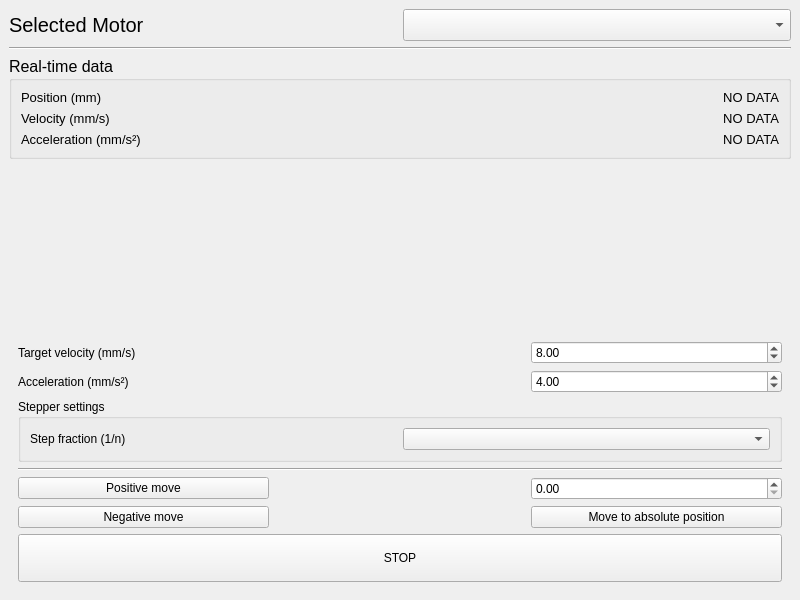
Above: tools/motor_tester/gui/MotorTestWindow.ui from lainez12/KS3 before the change. Below: the same form after it.
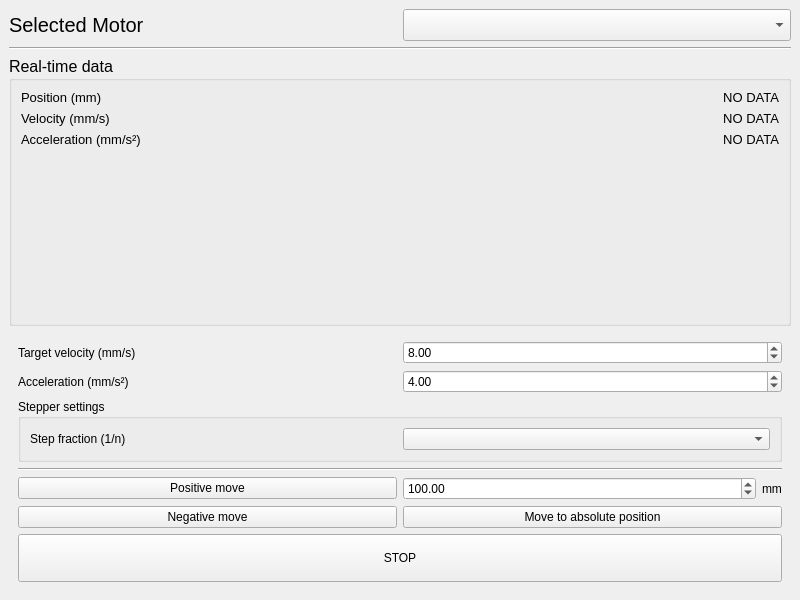
That is the form after the change. Custom widgets are drawn as their Qt base class.

Commit message: feat(tools/motor_tester): switch to event-driven telemetry and add real-time plots

Patch:
```diff
--- a/tools/motor_tester/gui/MotorTestWindow.ui
+++ b/tools/motor_tester/gui/MotorTestWindow.ui
@@ -15,34 +15,170 @@
   </property>
   <widget class="QWidget" name="centralwidget">
    <layout class="QGridLayout" name="gridLayout_2">
-    <item row="8" column="0" colspan="2">
+    <item row="3" column="0" colspan="2">
+     <widget class="QGroupBox" name="grpKinematics">
+      <property name="font">
+       <font>
+        <pointsize>12</pointsize>
+       </font>
+      </property>
+      <property name="title">
+       <string>Real-time data</string>
+      </property>
+      <layout class="QGridLayout" name="gridLayout_4" rowstretch="0,0,0,1">
+       <item row="2" column="0">
+        <widget class="QLabel" name="label_7">
+         <property name="font">
+          <font>
+           <pointsize>10</pointsize>
+          </font>
+         </property>
+         <property name="text">
+          <string>Acceleration (mm/s²)</string>
+         </property>
+        </widget>
+       </item>
+       <item row="1" column="0">
+        <widget class="QLabel" name="label_6">
+         <property name="font">
+          <font>
+           <pointsize>10</pointsize>
+          </font>
+         </property>
+         <property name="text">
+          <string>Velocity (mm/s)</string>
+         </property>
+        </widget>
+       </item>
+       <item row="3" column="1">
+        <widget class="Kub3::Tools::MotorTester::RealTimeCurveWidget" name="plotSpeed" native="true"/>
+       </item>
+       <item row="1" column="2">
+        <widget class="QLabel" name="lblSpd">
+         <property name="font">
+          <font>
+           <pointsize>10</pointsize>
+          </font>
+         </property>
+         <property name="layoutDirection">
+          <enum>Qt::LayoutDirection::LeftToRight</enum>
+         </property>
+         <property name="text">
+          <string>NO DATA</string>
+         </property>
+         <property name="alignment">
+          <set>Qt::AlignmentFlag::AlignRight|Qt::AlignmentFlag::AlignTrailing|Qt::AlignmentFlag::AlignVCenter</set>
+         </property>
+        </widget>
+       </item>
+       <item row="3" column="0">
+        <widget class="Kub3::Tools::MotorTester::RealTimeCurveWidget" name="plotPosition" native="true"/>
+       </item>
+       <item row="0" column="2">
+        <widget class="QLabel" name="lblPos">
+         <property name="font">
+          <font>
+           <pointsize>10</pointsize>
+          </font>
+         </property>
+         <property name="layoutDirection">
+          <enum>Qt::LayoutDirection::LeftToRight</enum>
+         </property>
+         <property name="text">
+          <string>NO DATA</string>
+         </property>
+         <property name="alignment">
+          <set>Qt::AlignmentFlag::AlignRight|Qt::AlignmentFlag::AlignTrailing|Qt::AlignmentFlag::AlignVCenter</set>
+         </property>
+        </widget>
+       </item>
+       <item row="3" column="2">
+        <widget class="Kub3::Tools::MotorTester::RealTimeCurveWidget" name="plotAcceleration" native="true"/>
+       </item>
+       <item row="0" column="0">
+        <widget class="QLabel" name="label_5">
+         <property name="font">
+          <font>
+           <pointsize>10</pointsize>
+          </font>
+         </property>
+         <property name="text">
+          <string>Position (mm)</string>
+         </property>
+        </widget>
+       </item>
+       <item row="2" column="2">
+        <widget class="QLabel" name="lblAcc">
+         <property name="font">
+          <font>
+           <pointsize>10</pointsize>
+          </font>
+         </property>
+         <property name="layoutDirection">
+          <enum>Qt::LayoutDirection::LeftToRight</enum>
+         </property>
+         <property name="text">
+          <string>NO DATA</string>
+         </property>
+         <property name="alignment">
+          <set>Qt::AlignmentFlag::AlignRight|Qt::AlignmentFlag::AlignTrailing|Qt::AlignmentFlag::AlignVCenter</set>
+         </property>
+        </widget>
+       </item>
+      </layout>
+     </widget>
+    </item>
+    <item row="1" column="0">
+     <widget class="QLabel" name="label_4">
+      <property name="font">
+       <font>
+        <pointsize>15</pointsize>
+       </font>
+      </property>
+      <property name="text">
+       <string>Selected Motor</string>
+      </property>
+     </widget>
+    </item>
+    <item row="2" column="0" colspan="2">
+     <widget class="Line" name="line_2">
+      <property name="orientation">
+       <enum>Qt::Orientation::Horizontal</enum>
+      </property>
+     </widget>
+    </item>
+    <item row="7" column="0" colspan="2">
      <widget class="QWidget" name="widget" native="true">
-      <layout class="QGridLayout" name="gridLayout">
-       <item row="4" column="1" colspan="2">
+      <layout class="QGridLayout" name="gridLayout" columnstretch="0,0,0,0">
+       <item row="8" column="0" colspan="2">
+        <widget class="QPushButton" name="btnJogNeg">
+         <property name="text">
+          <string>Negative move</string>
+         </property>
+        </widget>
+       </item>
+       <item row="3" column="0" colspan="2">
         <widget class="QLabel" name="label">
          <property name="text">
           <string>Target velocity (mm/s)</string>
          </property>
         </widget>
        </item>
-       <item row="8" column="3">
-        <widget class="QDoubleSpinBox" name="spinTargetPos"/>
-       </item>
-       <item row="9" column="3">
-        <widget class="QPushButton" name="btnGoAbs">
+       <item row="7" column="0" colspan="2">
+        <widget class="QPushButton" name="btnJogPos">
          <property name="text">
-          <string>Move to absolute position</string>
+          <string>Positive move</string>
          </property>
         </widget>
        </item>
-       <item row="5" column="1" colspan="2">
+       <item row="4" column="0" colspan="2">
         <widget class="QLabel" name="label_2">
          <property name="text">
           <string>Acceleration (mm/s²)</string>
          </property>
         </widget>
        </item>
-       <item row="10" column="1" colspan="3">
+       <item row="9" column="0" colspan="4">
         <widget class="QPushButton" name="btnEmergencyStop">
          <property name="minimumSize">
           <size>
@@ -55,41 +191,63 @@
          </property>
         </widget>
        </item>
-       <item row="3" column="1" colspan="3">
-        <spacer name="verticalSpacer">
-         <property name="orientation">
-          <enum>Qt::Orientation::Vertical</enum>
-         </property>
-         <property name="sizeHint" stdset="0">
-          <size>
-           <width>20</width>
-           <height>40</height>
-          </size>
-         </property>
-        </spacer>
-       </item>
-       <item row="4" column="3">
-        <widget class="QDoubleSpinBox" name="spinVelocity">
-         <property name="value">
-          <double>8.000000000000000</double>
-         </property>
-        </widget>
-       </item>
-       <item row="9" column="1">
-        <widget class="QPushButton" name="btnJogNeg">
+       <item row="8" column="2" colspan="2">
+        <widget class="QPushButton" name="btnGoAbs">
          <property name="text">
-          <string>Negative move</string>
+          <string>Move to absolute position</string>
          </property>
         </widget>
        </item>
-       <item row="5" column="3">
-        <widget class="QDoubleSpinBox" name="spinAcceleration">
-         <property name="value">
-          <double>4.000000000000000</double>
+       <item row="7" column="2" colspan="2">
+        <layout class="QHBoxLayout" name="horizontalLayout" stretch="1,0">
+         <item>
+          <widget class="QDoubleSpinBox" name="spinTargetPos">
+           <property name="minimum">
+            <double>-100000.000000000000000</double>
+           </property>
+           <property name="maximum">
+            <double>100000.000000000000000</double>
+           </property>
+           <property name="singleStep">
+            <double>0.500000000000000</double>
+           </property>
+           <property name="stepType">
+            <enum>QAbstractSpinBox::StepType::DefaultStepType</enum>
+           </property>
+           <property name="value">
+            <double>100.000000000000000</double>
+           </property>
+          </widget>
+         </item>
+         <item>
+          <widget class="QLabel" name="label_8">
+           <property name="sizePolicy">
+            <sizepolicy hsizetype="Minimum" vsizetype="Preferred">
+             <horstretch>0</horstretch>
+             <verstretch>0</verstretch>
+            </sizepolicy>
+           </property>
+           <property name="minimumSize">
+            <size>
+             <width>0</width>
+             <height>0</height>
+            </size>
+           </property>
+           <property name="text">
+            <string>mm</string>
+           </property>
+          </widget>
+         </item>
+        </layout>
+       </item>
+       <item row="6" column="0" colspan="4">
+        <widget class="Line" name="line">
+         <property name="orientation">
+          <enum>Qt::Orientation::Horizontal</enum>
          </property>
         </widget>
        </item>
-       <item row="6" column="1" colspan="3">
+       <item row="5" column="0" colspan="4">
         <widget class="QGroupBox" name="grpStepperSettings">
          <property name="title">
           <string>Stepper settings</string>
@@ -108,33 +266,17 @@
          </layout>
         </widget>
        </item>
-       <item row="8" column="1">
-        <widget class="QPushButton" name="btnJogPos">
-         <property name="text">
-          <string>Positive move</string>
+       <item row="4" column="2" colspan="2">
+        <widget class="QDoubleSpinBox" name="spinAcceleration">
+         <property name="value">
+          <double>4.000000000000000</double>
          </property>
         </widget>
        </item>
-       <item row="8" column="2" rowspan="2">
-        <spacer name="horizontalSpacer">
-         <property name="orientation">
-          <enum>Qt::Orientation::Horizontal</enum>
-         </property>
-         <property name="sizeType">
-          <enum>QSizePolicy::Policy::Maximum</enum>
-         </property>
-         <property name="sizeHint" stdset="0">
-          <size>
-           <width>40</width>
-           <height>20</height>
-          </size>
-         </property>
-        </spacer>
-       </item>
-       <item row="7" column="1" colspan="3">
-        <widget class="Line" name="line">
-         <property name="orientation">
-          <enum>Qt::Orientation::Horizontal</enum>
+       <item row="3" column="2" colspan="2">
+        <widget class="QDoubleSpinBox" name="spinVelocity">
+         <property name="value">
+          <double>8.000000000000000</double>
          </property>
         </widget>
        </item>
@@ -150,132 +292,17 @@
       </property>
      </widget>
     </item>
-    <item row="2" column="0" colspan="2">
-     <widget class="Line" name="line_2">
-      <property name="orientation">
-       <enum>Qt::Orientation::Horizontal</enum>
-      </property>
-     </widget>
-    </item>
-    <item row="3" column="0" colspan="2">
-     <widget class="QGroupBox" name="groupBox">
-      <property name="font">
-       <font>
-        <pointsize>12</pointsize>
-       </font>
-      </property>
-      <property name="title">
-       <string>Real-time data</string>
-      </property>
-      <layout class="QGridLayout" name="gridLayout_4">
-       <item row="0" column="1">
-        <widget class="QLabel" name="lblPos">
-         <property name="font">
-          <font>
-           <pointsize>10</pointsize>
-          </font>
-         </property>
-         <property name="layoutDirection">
-          <enum>Qt::LayoutDirection::LeftToRight</enum>
-         </property>
-         <property name="text">
-          <string>NO DATA</string>
-         </property>
-         <property name="alignment">
-          <set>Qt::AlignmentFlag::AlignRight|Qt::AlignmentFlag::AlignTrailing|Qt::AlignmentFlag::AlignVCenter</set>
-         </property>
-        </widget>
-       </item>
-       <item row="1" column="0">
-        <widget class="QLabel" name="label_6">
-         <property name="font">
-          <font>
-           <pointsize>10</pointsize>
-          </font>
-         </property>
-         <property name="text">
-          <string>Velocity (mm/s)</string>
-         </property>
-        </widget>
-       </item>
-       <item row="0" column="0">
-        <widget class="QLabel" name="label_5">
-         <property name="font">
-          <font>
-           <pointsize>10</pointsize>
-          </font>
-         </property>
-         <property name="text">
-          <string>Position (mm)</string>
-         </property>
-        </widget>
-       </item>
-       <item row="2" column="0">
-        <widget class="QLabel" name="label_7">
-         <property name="font">
-          <font>
-           <pointsize>10</pointsize>
-          </font>
-         </property>
-         <property name="text">
-          <string>Acceleration (mm/s²)</string>
-         </property>
-        </widget>
-       </item>
-       <item row="1" column="1">
-        <widget class="QLabel" name="lblSpd">
-         <property name="font">
-          <font>
-           <pointsize>10</pointsize>
-          </font>
-         </property>
-         <property name="layoutDirection">
-          <enum>Qt::LayoutDirection::LeftToRight</enum>
-         </property>
-         <property name="text">
-          <string>NO DATA</string>
-         </property>
-         <property name="alignment">
-          <set>Qt::AlignmentFlag::AlignRight|Qt::AlignmentFlag::AlignTrailing|Qt::AlignmentFlag::AlignVCenter</set>
-         </property>
-        </widget>
-       </item>
-       <item row="2" column="1">
-        <widget class="QLabel" name="lblAcc">
-         <property name="font">
-          <font>
-           <pointsize>10</pointsize>
-          </font>
-         </property>
-         <property name="layoutDirection">
-          <enum>Qt::LayoutDirection::LeftToRight</enum>
-         </property>
-         <property name="text">
-          <string>NO DATA</string>
-         </property>
-         <property name="alignment">
-          <set>Qt::AlignmentFlag::AlignRight|Qt::AlignmentFlag::AlignTrailing|Qt::AlignmentFlag::AlignVCenter</set>
-         </property>
-        </widget>
-       </item>
-      </layout>
-     </widget>
-    </item>
-    <item row="1" column="0">
-     <widget class="QLabel" name="label_4">
-      <property name="font">
-       <font>
-        <pointsize>15</pointsize>
-       </font>
-      </property>
-      <property name="text">
-       <string>Selected Motor</string>
-      </property>
-     </widget>
-    </item>
    </layout>
   </widget>
  </widget>
+ <customwidgets>
+  <customwidget>
+   <class>Kub3::Tools::MotorTester::RealTimeCurveWidget</class>
+   <extends>QWidget</extends>
+   <header location="global">RealTimeCurveWidget.h</header>
+   <container>1</container>
+  </customwidget>
+ </customwidgets>
  <resources/>
  <connections/>
 </ui>
```
The commit also changes 17 other files.
